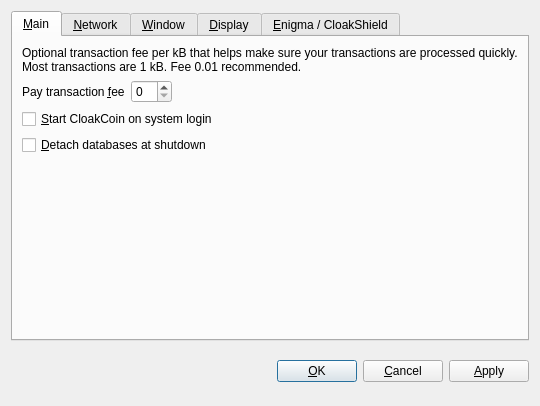
This is src/qt/forms/optionsdialog.ui in CloakProject/CloakCoin as Qt 5 draws it before an edit. The edited form follows.
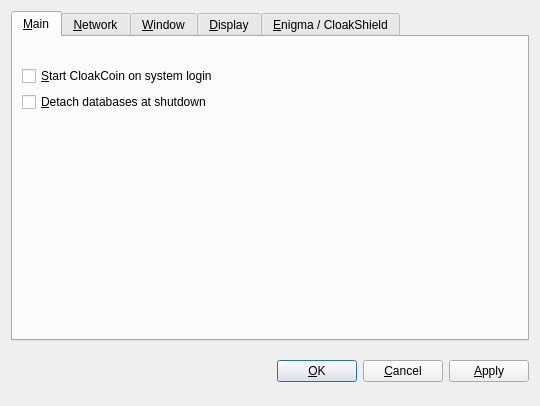
This is the edited form. The open tabs and pages were chosen to show the change. Custom widgets are drawn as their Qt base class.

Commit message: removed ability to set transaction fees.  removed ability to delete a transaction from transaction log.

```diff
--- a/src/qt/forms/optionsdialog.ui
+++ b/src/qt/forms/optionsdialog.ui
@@ -30,37 +30,8 @@
        <string>&amp;Main</string>
       </attribute>
       <layout class="QVBoxLayout" name="verticalLayout_Main">
-       <item>
-        <widget class="QLabel" name="transactionFeeInfoLabel">
-         <property name="text">
-          <string>Optional transaction fee per kB that helps make sure your transactions are processed quickly. Most transactions are 1 kB. Fee 0.01 recommended.</string>
-         </property>
-         <property name="textFormat">
-          <enum>Qt::PlainText</enum>
-         </property>
-         <property name="wordWrap">
-          <bool>true</bool>
-         </property>
-        </widget>
-       </item>
        <item>
         <layout class="QHBoxLayout" name="horizontalLayout_Main">
-         <item>
-          <widget class="QLabel" name="transactionFeeLabel">
-           <property name="text">
-            <string>Pay transaction &amp;fee</string>
-           </property>
-           <property name="textFormat">
-            <enum>Qt::PlainText</enum>
-           </property>
-           <property name="buddy">
-            <cstring>transactionFee</cstring>
-           </property>
-          </widget>
-         </item>
-         <item>
-          <widget class="BitcoinAmountField" name="transactionFee"/>
-         </item>
          <item>
           <spacer name="horizontalSpacer_Main">
            <property name="orientation">
@@ -722,12 +693,6 @@
   </layout>
  </widget>
  <customwidgets>
-  <customwidget>
-   <class>BitcoinAmountField</class>
-   <extends>QSpinBox</extends>
-   <header>bitcoinamountfield.h</header>
-   <container>1</container>
-  </customwidget>
   <customwidget>
    <class>QValueComboBox</class>
    <extends>QComboBox</extends>
```
Left out of the diff: 2 changed lines with no effect on the pictures. The commit also changes 11 other files.
